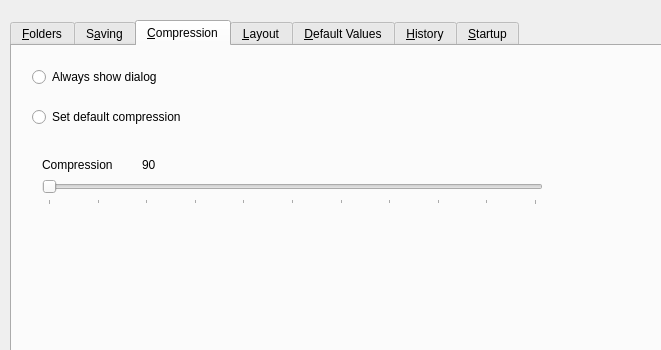
This is src/dialogs/prefsdialog.ui in PhotoFlare/photoflare as Qt 5 draws it before an edit; both pictures show x 0 to 661 and y 0 to 350 of the 925 by 490 pixel window. The edited form follows.
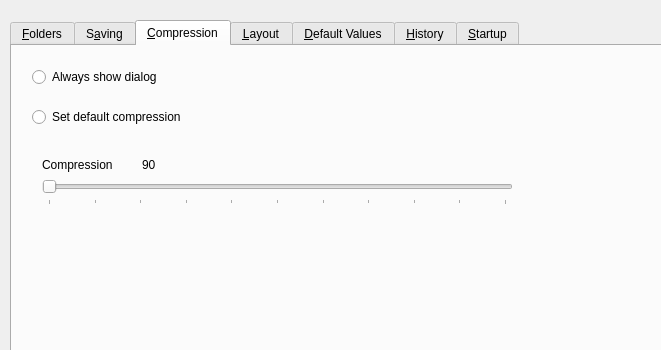
This is the edited form. The open tabs and pages were chosen to show the change.

Commit message: Update both slider values on click

What changed in the file:
```diff
--- a/src/dialogs/prefsdialog.ui
+++ b/src/dialogs/prefsdialog.ui
@@ -216,7 +216,7 @@
       <rect>
        <x>30</x>
        <y>130</y>
-       <width>501</width>
+       <width>471</width>
        <height>29</height>
       </rect>
      </property>
```
Left out of the diff: 2 changed lines with no effect on the pictures. The commit also changes 2 other files.
